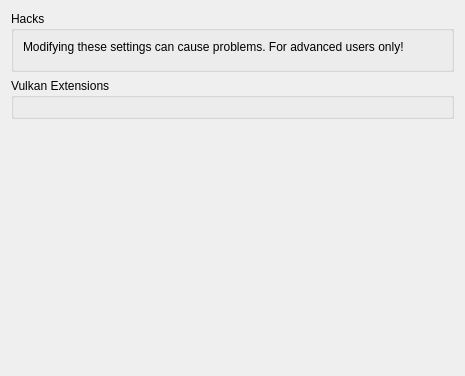
The window that src/storm_switch/configuration/configure_graphics_extensions.ui (ReiKatari/STORM_SWITCH) describes before a commit, drawn with Qt 5.
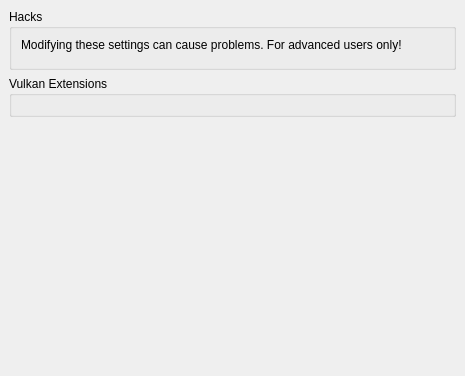
The same window after the commit.

The edit to the form file:
```diff
--- a/src/storm_switch/configuration/configure_graphics_extensions.ui
+++ b/src/storm_switch/configuration/configure_graphics_extensions.ui
@@ -16,6 +16,36 @@
   <property name="accessibleName">
    <string>Extensions</string>
   </property>
+  <layout class="QVBoxLayout" name="verticalLayout_outer">
+   <property name="leftMargin">
+    <number>0</number>
+   </property>
+   <property name="topMargin">
+    <number>0</number>
+   </property>
+   <property name="rightMargin">
+    <number>0</number>
+   </property>
+   <property name="bottomMargin">
+    <number>0</number>
+   </property>
+   <item>
+    <widget class="QScrollArea" name="scrollArea">
+     <property name="frameShape">
+      <enum>QFrame::Shape::NoFrame</enum>
+     </property>
+     <property name="widgetResizable">
+      <bool>true</bool>
+     </property>
+     <widget class="QWidget" name="scrollAreaWidgetContents">
+      <property name="geometry">
+       <rect>
+        <x>0</x>
+        <y>0</y>
+        <width>465</width>
+        <height>376</height>
+       </rect>
+      </property>
   <layout class="QVBoxLayout" name="verticalLayout_4">
    <item>
     <widget class="QGroupBox" name="hacks">
@@ -97,6 +127,10 @@
       </size>
      </property>
     </spacer>
+       </item>
+      </layout>
+     </widget>
+    </widget>
    </item>
   </layout>
  </widget>
```
Lines whose indentation alone changed are shown as unchanged.
